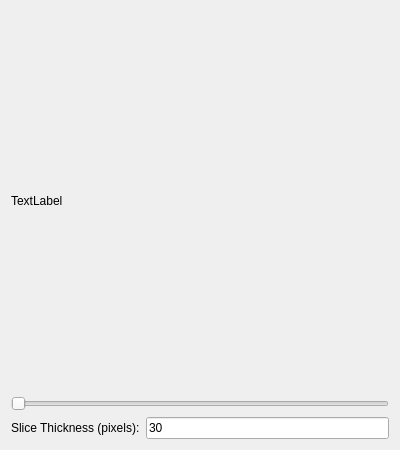
Qt form angioviewer3dform.ui (flesage/micro-oct-acq) before a commit.
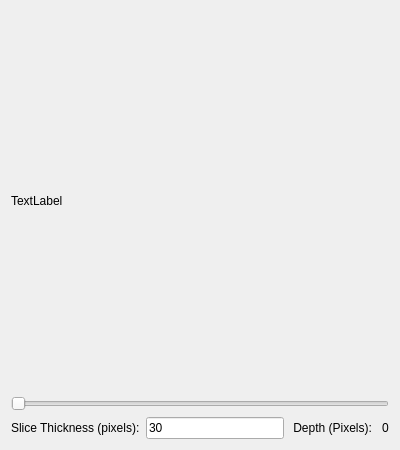
The same form after that commit.

Commit message: Added angio depth on gui display.

What changed in the file:
```diff
--- a/angioviewer3dform.ui
+++ b/angioviewer3dform.ui
@@ -50,6 +50,20 @@
        </property>
       </widget>
      </item>
+     <item>
+      <widget class="QLabel" name="label_2">
+       <property name="text">
+        <string> Depth (Pixels): </string>
+       </property>
+      </widget>
+     </item>
+     <item>
+      <widget class="QLabel" name="depth_label">
+       <property name="text">
+        <string>0</string>
+       </property>
+      </widget>
+     </item>
     </layout>
    </item>
   </layout>
```
The commit also changes 1 other file.
